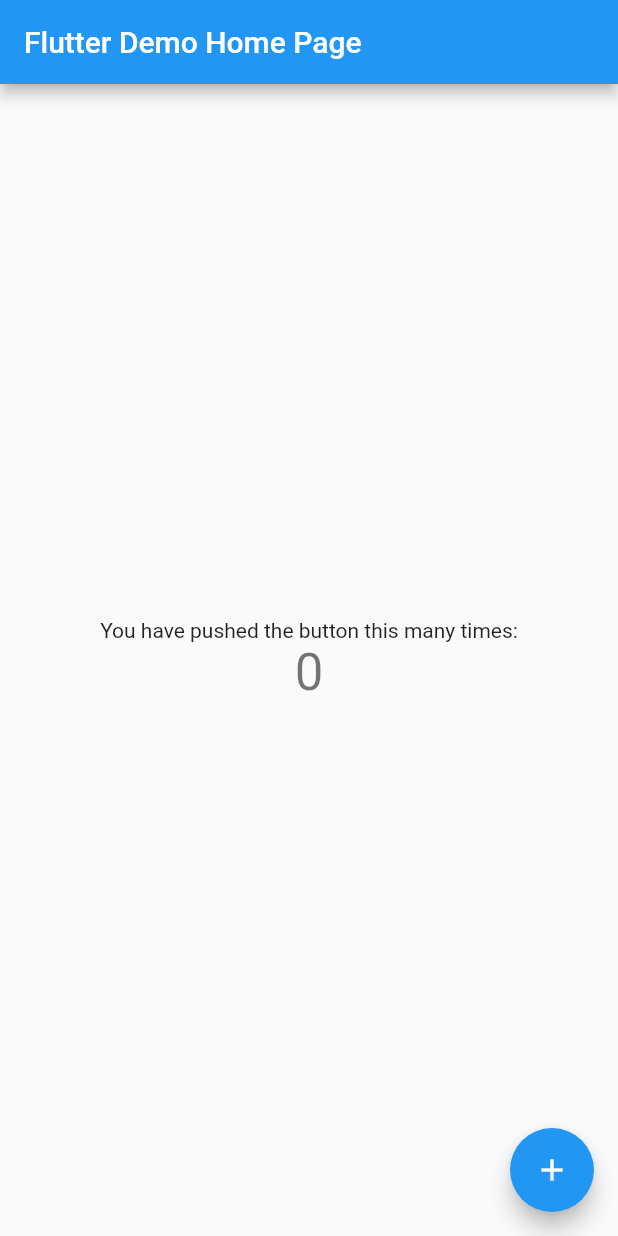
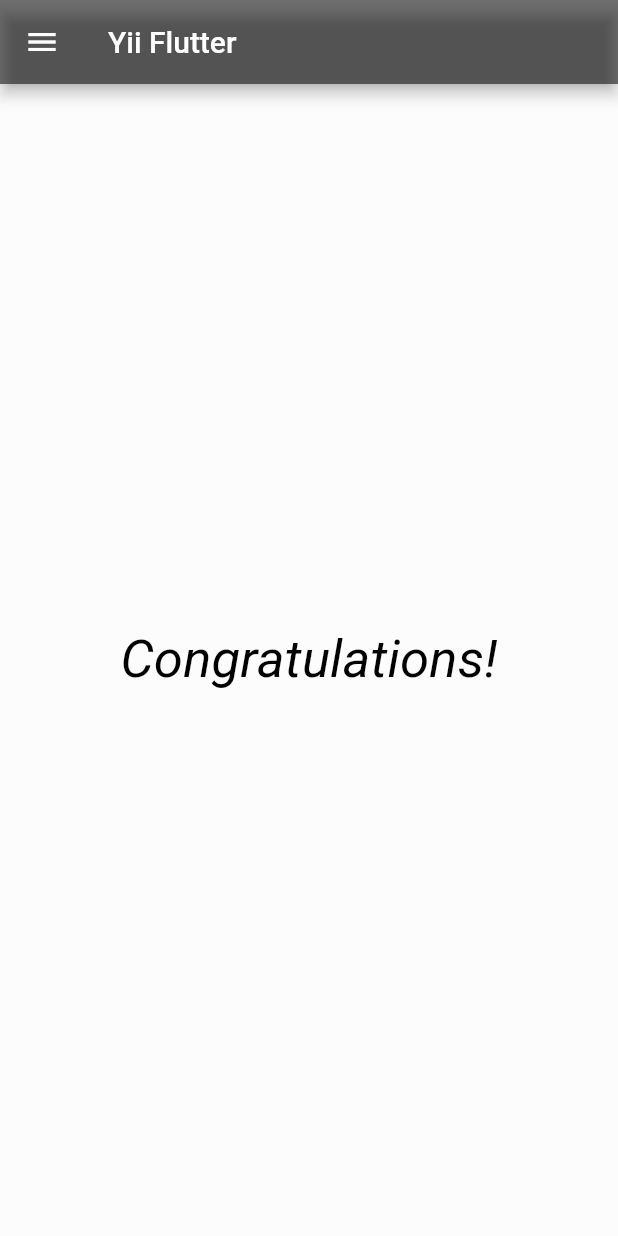
Before and after one commit to alvarolordelo/yii2-flutter, a Flutter app: the screen it shows after launch, on a phone screen of 412 x 824 dp. Run offline on Flutter 3.47's test engine with Material 2 defaults, Android fonts, the phone set to English and light mode, and no system bars.

Commit message:
Main dart theme color black message congratulations menu -> drawer

```diff
--- /dev/null
+++ b/lib/config/Internationalization.dart
@@ -0,0 +1,3 @@
+class Internationalization {
+  //Yii::('app','Hello');
+}
--- a/lib/main.dart
+++ b/lib/main.dart
@@ -1,109 +1,9 @@
 import 'package:flutter/material.dart';
+import './views/Index.dart';
+//import './config/Internationalization.dart';
 
-void main() => runApp(new MyApp());
-
-class MyApp extends StatelessWidget {
-  // This widget is the root of your application.
-  @override
-  Widget build(BuildContext context) {
-    return new MaterialApp(
-      title: 'Flutter Demo',
-      theme: new ThemeData(
-        // This is the theme of your application.
-        //
-        // Try running your application with "flutter run". You'll see the
-        // application has a blue toolbar. Then, without quitting the app, try
-        // changing the primarySwatch below to Colors.green and then invoke
-        // "hot reload" (press "r" in the console where you ran "flutter run",
-        // or press Run > Flutter Hot Reload in IntelliJ). Notice that the
-        // counter didn't reset back to zero; the application is not restarted.
-        primarySwatch: Colors.blue,
-      ),
-      home: new MyHomePage(title: 'Flutter Demo Home Page'),
-    );
-  }
-}
-
-class MyHomePage extends StatefulWidget {
-  MyHomePage({Key key, this.title}) : super(key: key);
-
-  // This widget is the home page of your application. It is stateful, meaning
-  // that it has a State object (defined below) that contains fields that affect
-  // how it looks.
-
-  // This class is the configuration for the state. It holds the values (in this
-  // case the title) provided by the parent (in this case the App widget) and
-  // used by the build method of the State. Fields in a Widget subclass are
-  // always marked "final".
-
-  final String title;
-
-  @override
-  _MyHomePageState createState() => new _MyHomePageState();
-}
-
-class _MyHomePageState extends State<MyHomePage> {
-  int _counter = 0;
-
-  void _incrementCounter() {
-    setState(() {
-      // This call to setState tells the Flutter framework that something has
-      // changed in this State, which causes it to rerun the build method below
-      // so that the display can reflect the updated values. If we changed
-      // _counter without calling setState(), then the build method would not be
-      // called again, and so nothing would appear to happen.
-      _counter++;
-    });
-  }
-
-  @override
-  Widget build(BuildContext context) {
-    // This method is rerun every time setState is called, for instance as done
-    // by the _incrementCounter method above.
-    //
-    // The Flutter framework has been optimized to make rerunning build methods
-    // fast, so that you can just rebuild anything that needs updating rather
-    // than having to individually change instances of widgets.
-    return new Scaffold(
-      appBar: new AppBar(
-        // Here we take the value from the MyHomePage object that was created by
-        // the App.build method, and use it to set our appbar title.
-        title: new Text(widget.title),
-      ),
-      body: new Center(
-        // Center is a layout widget. It takes a single child and positions it
-        // in the middle of the parent.
-        child: new Column(
-          // Column is also layout widget. It takes a list of children and
-          // arranges them vertically. By default, it sizes itself to fit its
-          // children horizontally, and tries to be as tall as its parent.
-          //
-          // Invoke "debug paint" (press "p" in the console where you ran
-          // "flutter run", or select "Toggle Debug Paint" from the Flutter tool
-          // window in IntelliJ) to see the wireframe for each widget.
-          //
-          // Column has various properties to control how it sizes itself and
-          // how it positions its children. Here we use mainAxisAlignment to
-          // center the children vertically; the main axis here is the vertical
-          // axis because Columns are vertical (the cross axis would be
-          // horizontal).
-          mainAxisAlignment: MainAxisAlignment.center,
-          children: <Widget>[
-            new Text(
-              'You have pushed the button this many times:',
-            ),
-            new Text(
-              '$_counter',
-              style: Theme.of(context).textTheme.display1,
-            ),
-          ],
-        ),
-      ),
-      floatingActionButton: new FloatingActionButton(
-        onPressed: _incrementCounter,
-        tooltip: 'Increment',
-        child: new Icon(Icons.add),
-      ), // This trailing comma makes auto-formatting nicer for build methods.
-    );
-  }
-}
+void main() => runApp(MaterialApp(
+      //internalization();
+      debugShowCheckedModeBanner: false,
+      home: Index(),
+    ));
--- /dev/null
+++ b/lib/views/Index.dart
@@ -0,0 +1,66 @@
+import 'package:flutter/material.dart';
+
+class Index extends StatefulWidget {
+  @override
+  _IndexState createState() => _IndexState();
+}
+
+class _IndexState extends State<Index> {
+  @override
+  Widget build(BuildContext context) {
+    return Scaffold(
+      appBar:
+          AppBar(backgroundColor: Colors.black54, title: Text('Yii Flutter')),
+      drawer: Drawer(
+        child: ListView(
+          children: <Widget>[
+            ListTile(
+              title: Text('Menu'),
+              trailing: Icon(Icons.close),
+              onTap: () {
+                bool s = Navigator.canPop(context);
+                if (s) {
+                  Navigator.pop(context);
+                }
+              },
+            ),
+            ListTile(
+              title: Text('Home'),
+              trailing: Icon(Icons.home),
+              onTap: () {},
+            ),
+            ListTile(
+              title: Text('About'),
+              trailing: Icon(Icons.info_outline),
+              onTap: () {},
+            ),
+            ListTile(
+              title: Text('Login/Register'),
+              trailing: Icon(Icons.input),
+              onTap: () {},
+            ),
+            ListTile(
+              title: Text('Language'),
+              trailing: Icon(Icons.language),
+              onTap: () {
+
+              },
+            ),
+          ],
+        ),
+      ),
+      body: Material(
+          color: Colors.white30,
+          child: Center(
+            child: Text(
+              'Congratulations!',
+              textDirection: TextDirection.ltr,
+              style: TextStyle(
+                  color: Colors.black,
+                  fontSize: 35.0,
+                  fontStyle: FontStyle.italic),
+            ),
+          )),
+    );
+  }
+}
```
Also changed, not shown: lib/messages/es/app.dart (added), lib/messages/pt-br/app.dart (added).
